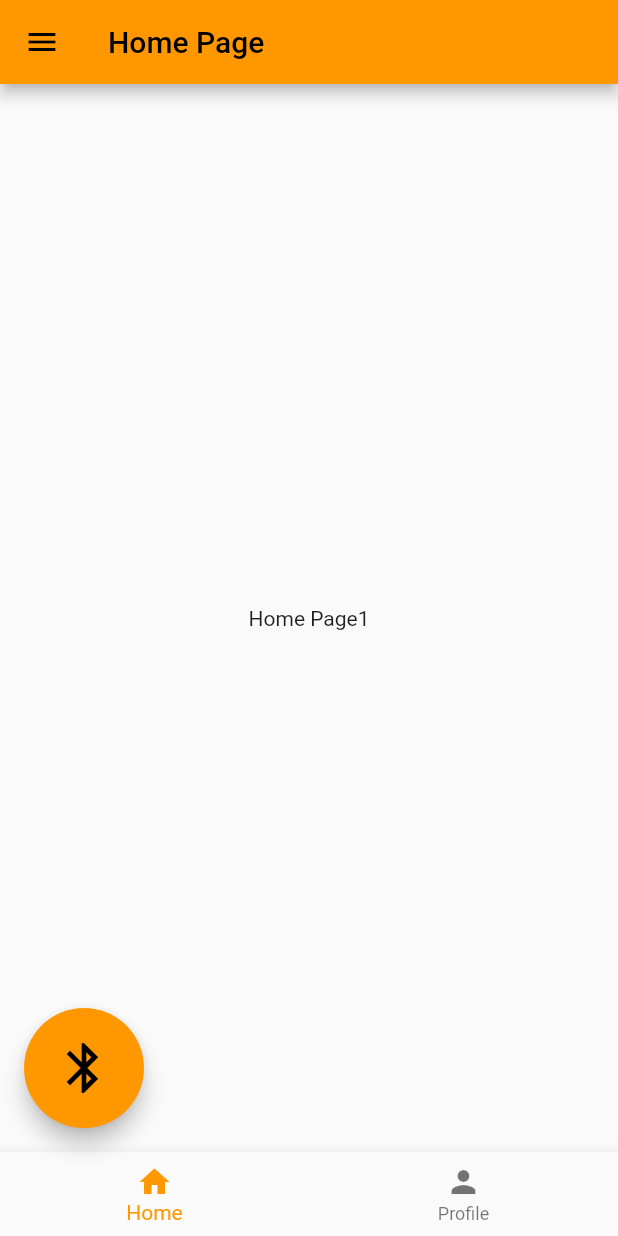
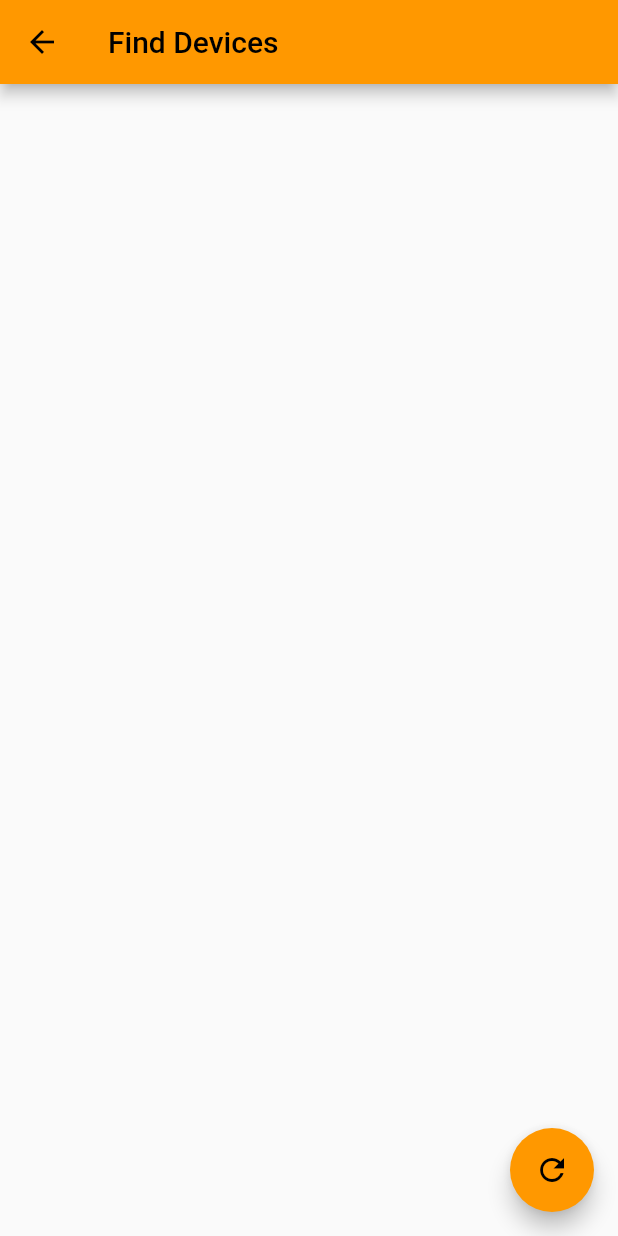
Before and after one commit to kazmkorkmaz/Smart-Predictive-Analysis-for-Muscular-Activity, a Flutter app: the HomePage screen opened by its route, after a tap on the "bluetooth" icon, on a phone screen of 412 x 824 dp. Run offline on Flutter 3.47's test engine with Material 2 defaults, Android fonts, the phone set to English and light mode, and no system bars; our stand-ins replace cloud_firestore, date_format, firebase_auth, firebase_core, flutter_blue; accounts and stored records are empty.

Commit message:
blue-firs

```diff
--- a/mobileapp/lib/main.dart
+++ b/mobileapp/lib/main.dart
@@ -1,5 +1,6 @@
 import 'package:firebase_core/firebase_core.dart';
 import 'package:flutter/material.dart';
+import 'package:mobileapp/screens/Blue/FindDevicesScreen.dart';
 import 'package:mobileapp/screens/BodyMeasurements/body_measurements-history.dart';
 import 'package:mobileapp/screens/BodyMeasurements/body_measurements.dart';
 import 'package:mobileapp/screens/home_page.dart';
@@ -10,6 +11,7 @@
 import 'package:mobileapp/screens/splash_screen.dart';
 import 'package:mobileapp/screens/BodyMeasurements/update_body_measurements.dart';
 import 'package:mobileapp/screens/Profile/user_info.dart';
+import 'package:mobileapp/widgets/checkBlueState.dart';
 
 void main() async {
   WidgetsFlutterBinding.ensureInitialized();
@@ -41,6 +43,7 @@
         BodyMeasurements.routeName: (ctx) => BodyMeasurements(),
         UpdateBodyMeasurements.routeName: (ctx) => UpdateBodyMeasurements(),
         BodyMeasurementsHistory.routeName: (ctx) => BodyMeasurementsHistory(),
+        CheckBlueState.routeName: (ctx) => CheckBlueState(),
       },
     );
   }
--- /dev/null
+++ b/mobileapp/lib/screens/Blue/FindDevicesScreen.dart
@@ -0,0 +1,92 @@
+import 'package:flutter/material.dart';
+import 'package:flutter_blue/flutter_blue.dart';
+import 'package:mobileapp/screens/Blue/device_screen.dart';
+
+import '../../widgets/widget.dart';
+
+class FindDevicesScreen extends StatelessWidget {
+  @override
+  Widget build(BuildContext context) {
+    return Scaffold(
+      appBar: AppBar(
+        title: Text('Find Devices'),
+      ),
+      body: RefreshIndicator(
+        onRefresh: () =>
+            FlutterBlue.instance.startScan(timeout: Duration(seconds: 4)),
+        child: SingleChildScrollView(
+          child: Column(
+            children: <Widget>[
+              StreamBuilder<List<BluetoothDevice>>(
+                stream: Stream.periodic(Duration(seconds: 2))
+                    .asyncMap((_) => FlutterBlue.instance.connectedDevices),
+                initialData: [],
+                builder: (c, snapshot) => Column(
+                  children: snapshot.data!
+                      .map((d) => ListTile(
+                            title: Text(d.name),
+                            subtitle: Text(d.id.toString()),
+                            trailing: StreamBuilder<BluetoothDeviceState>(
+                              stream: d.state,
+                              initialData: BluetoothDeviceState.disconnected,
+                              builder: (c, snapshot) {
+                                if (snapshot.data ==
+                                    BluetoothDeviceState.connected) {
+                                  return RaisedButton(
+                                    child: Text('OPEN'),
+                                    onPressed: () => Navigator.of(context).push(
+                                        MaterialPageRoute(
+                                            builder: (context) =>
+                                                DeviceScreen(device: d))),
+                                  );
+                                }
+                                return Text(snapshot.data.toString());
+                              },
+                            ),
+                          ))
+                      .toList(),
+                ),
+              ),
+              StreamBuilder<List<ScanResult>>(
+                stream: FlutterBlue.instance.scanResults,
+                initialData: [],
+                builder: (c, snapshot) => Column(
+                  children: snapshot.data!
+                      .map(
+                        (r) => ScanResultTile(
+                          result: r,
+                          onTap: () => Navigator.of(context)
+                              .push(MaterialPageRoute(builder: (context) {
+                            r.device.connect();
+                            return DeviceScreen(device: r.device);
+                          })),
+                        ),
+                      )
+                      .toList(),
+                ),
+              ),
+            ],
+          ),
+        ),
+      ),
+      floatingActionButton: StreamBuilder<bool>(
+        stream: FlutterBlue.instance.isScanning,
+        initialData: false,
+        builder: (c, snapshot) {
+          if (snapshot.data!) {
+            return FloatingActionButton(
+              child: Icon(Icons.stop),
+              onPressed: () => FlutterBlue.instance.stopScan(),
+              backgroundColor: Colors.red,
+            );
+          } else {
+            return FloatingActionButton(
+                child: Icon(Icons.refresh),
+                onPressed: () => FlutterBlue.instance
+                    .startScan(timeout: Duration(seconds: 4)));
+          }
+        },
+      ),
+    );
+  }
+}
--- /dev/null
+++ b/mobileapp/lib/screens/Blue/bluetoothOff.dart
@@ -0,0 +1,36 @@
+import 'package:flutter/material.dart';
+import 'package:flutter_blue/flutter_blue.dart';
+
+class BluetoothOffScreen extends StatelessWidget {
+  const BluetoothOffScreen({Key? key, this.state}) : super(key: key);
+
+  final BluetoothState? state;
+
+  @override
+  Widget build(BuildContext context) {
+    return Scaffold(
+      appBar: AppBar(
+        title: Text('Bluetooth is off!'),
+      ),
+      backgroundColor: Colors.orangeAccent,
+      body: Center(
+        child: Column(
+          mainAxisSize: MainAxisSize.min,
+          children: <Widget>[
+            Icon(
+              Icons.bluetooth_disabled,
+              color: Colors.white54,
+              size: 150,
+            ),
+            Text(
+              'Bluetooth Adapter is ${state != null ? state.toString().substring(15) : 'not available'}.',
+            ),
+            Text(
+              'Please open your Bluetooth and try again!',
+            ),
+          ],
+        ),
+      ),
+    );
+  }
+}
--- /dev/null
+++ b/mobileapp/lib/services/blue.dart
@@ -0,0 +1 @@
+class MyBluetoothService {}
--- a/mobileapp/lib/services/user_firebase.dart
+++ b/mobileapp/lib/services/user_firebase.dart
@@ -5,7 +5,6 @@ import 'package:mobileapp/commons/dialog.dart';
 import 'package:mobileapp/models/User.dart';
 import 'package:mobileapp/models/body_measurements.dart';
 import 'package:mobileapp/screens/BodyMeasurements/body_measurements.dart';
-import 'package:mobileapp/screens/home_page.dart';
 import 'package:mobileapp/screens/Profile/profile.dart';
 
 class UserService {
--- /dev/null
+++ b/mobileapp/lib/widgets/checkBlueState.dart
@@ -0,0 +1,23 @@
+import 'package:flutter/material.dart';
+import 'package:flutter_blue/flutter_blue.dart';
+import 'package:mobileapp/screens/Blue/FindDevicesScreen.dart';
+import 'package:mobileapp/screens/Blue/bluetoothOff.dart';
+
+class CheckBlueState extends StatelessWidget {
+  static const routeName = '/CheckBlueState';
+  @override
+  Widget build(BuildContext context) {
+    return Scaffold(
+      body: StreamBuilder<BluetoothState>(
+          stream: FlutterBlue.instance.state,
+          initialData: BluetoothState.unknown,
+          builder: (c, snapshot) {
+            final state = snapshot.data;
+            if (state == BluetoothState.on) {
+              return FindDevicesScreen();
+            }
+            return BluetoothOffScreen(state: state);
+          }),
+    );
+  }
+}
--- a/mobileapp/lib/widgets/floating_action.dart
+++ b/mobileapp/lib/widgets/floating_action.dart
@@ -1,4 +1,5 @@
 import 'package:flutter/material.dart';
+import 'package:mobileapp/widgets/checkBlueState.dart';
 
 class FloatingAction extends StatelessWidget {
   @override
@@ -7,7 +8,9 @@ class FloatingAction extends StatelessWidget {
       width: 80,
       height: 80,
       child: new FloatingActionButton(
-        onPressed: () {},
+        onPressed: () {
+          Navigator.of(context).pushNamed(CheckBlueState.routeName);
+        },
         child: new Icon(
           Icons.bluetooth,
           size: 40,
--- a/mobileapp/pubspec.yaml
+++ b/mobileapp/pubspec.yaml
@@ -40,6 +40,8 @@ dependencies:
   json_annotation: ^4.4.0
   date_format: ^2.0.5
   intl: ^0.17.0
+  flutter_blue: ^0.8.0
+  flutter_bluetooth_serial: ^0.4.0
 
 dev_dependencies:
   flutter_test:
```
Also changed, not shown: mobileapp/lib/screens/Blue/device_screen.dart (added, +161 -0 lines), mobileapp/lib/widgets/widget.dart (added, +297 -0 lines), mobileapp/pubspec.lock, 2 other files.
